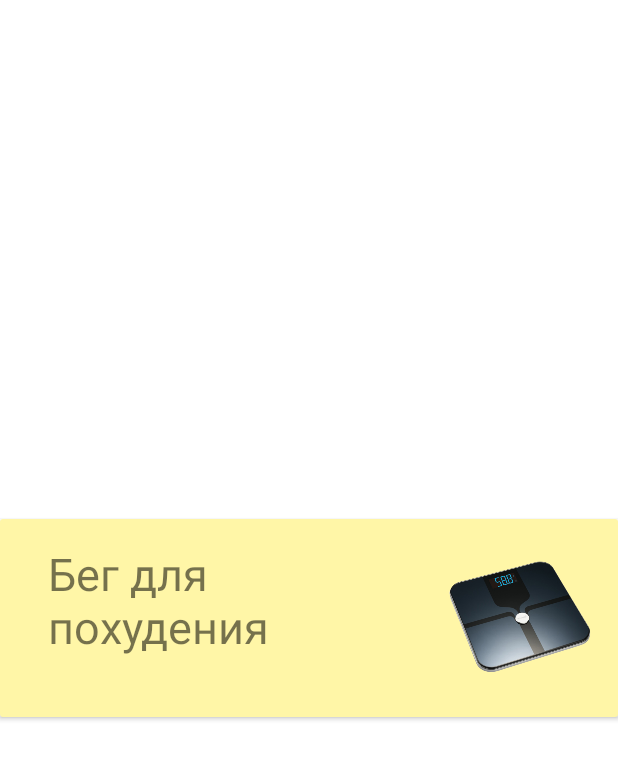
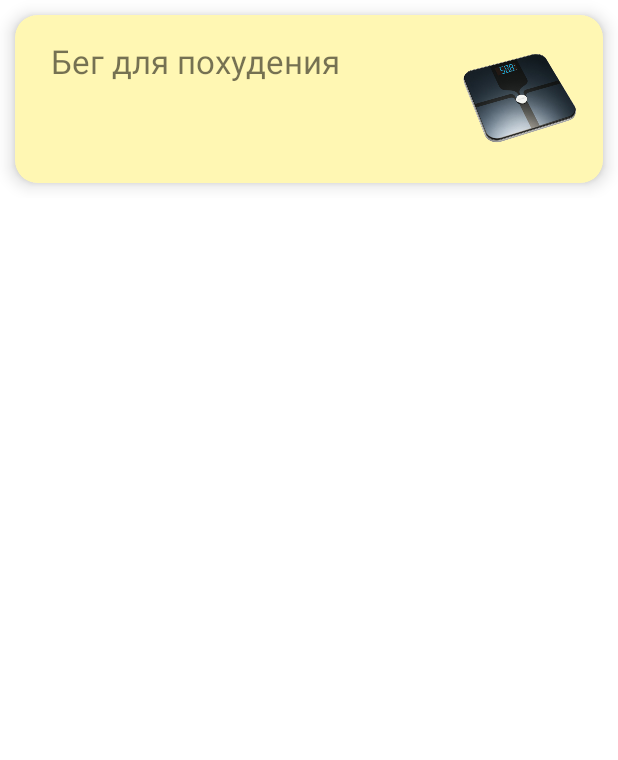
Before and after one commit to moevm/adfmp1h22-runner, an Android app: the layout plan_card.xml on its own in the app's theme, with its tools: preview values and no code run, on a phone screen of 412 x 824 dp. Shown: the top 760 px of the screen. Run offline under Robolectric (Android 15) with nearby library versions, the phone set to English and light mode, and no system bars.

Commit message:
plan card list v 1.0

```diff
--- a/app/src/main/java/com/example/runner/ui/CardAdapter.kt
+++ b/app/src/main/java/com/example/runner/ui/plan/CardAdapter.kt
@@ -1,10 +1,8 @@
-package com.example.runner.ui
+package com.example.runner.ui.plan
 
 import android.view.LayoutInflater
 import android.view.ViewGroup
 import androidx.recyclerview.widget.RecyclerView
-import com.example.runner.CardViewHolder
-import com.example.runner.PlanCard
 import com.example.runner.databinding.PlanCardBinding
 
 class CardAdapter(
--- a/app/src/main/java/com/example/runner/CardViewHolder.kt
+++ b/app/src/main/java/com/example/runner/ui/plan/CardViewHolder.kt
@@ -1,4 +1,4 @@
-package com.example.runner
+package com.example.runner.ui.plan
 
 import androidx.recyclerview.widget.RecyclerView
 import com.example.runner.databinding.PlanCardBinding
--- a/app/src/main/java/com/example/runner/PlanCard.kt
+++ b/app/src/main/java/com/example/runner/ui/plan/PlanCard.kt
@@ -1,4 +1,4 @@
-package com.example.runner
+package com.example.runner.ui.plan
 
 var planCardList = mutableListOf<PlanCard>()
 
--- a/app/src/main/res/layout/fragment_plan.xml
+++ b/app/src/main/res/layout/fragment_plan.xml
@@ -1,6 +1,5 @@
 <?xml version="1.0" encoding="utf-8"?>
 <androidx.constraintlayout.widget.ConstraintLayout xmlns:android="http://schemas.android.com/apk/res/android"
-    xmlns:app="http://schemas.android.com/apk/res-auto"
     xmlns:tools="http://schemas.android.com/tools"
     android:layout_width="match_parent"
     android:layout_height="match_parent"
--- a/app/src/main/res/layout/plan_card.xml
+++ b/app/src/main/res/layout/plan_card.xml
@@ -1,17 +1,18 @@
 <?xml version="1.0" encoding="utf-8"?>
-<androidx.constraintlayout.widget.ConstraintLayout xmlns:android="http://schemas.android.com/apk/res/android"
+<LinearLayout xmlns:android="http://schemas.android.com/apk/res/android"
     xmlns:app="http://schemas.android.com/apk/res-auto"
     android:layout_width="match_parent"
-    android:layout_height="match_parent">
+    android:layout_height="wrap_content">
 
     <androidx.cardview.widget.CardView
         android:id="@+id/cardView"
         android:layout_width="match_parent"
-        android:layout_height="wrap_content"
-        app:layout_constraintBottom_toBottomOf="parent"
-        app:layout_constraintStart_toStartOf="parent"
-        app:layout_constraintTop_toTopOf="parent"
-        >
+        android:layout_height="match_parent"
+        app:cardCornerRadius="15dp"
+        android:layout_margin="10dp"
+        android:clickable="true"
+        app:cardElevation="7dp"
+        android:focusable="true">
 
         <RelativeLayout
             android:layout_width="match_parent"
@@ -25,16 +26,16 @@
                 android:layout_height="wrap_content"
                 android:layout_alignParentStart="true"
                 android:layout_alignParentTop="true"
-                android:layout_marginStart="16dp"
-                android:layout_marginEnd="16dp"
+                android:layout_marginStart="8dp"
+                android:layout_marginEnd="8dp"
                 android:layout_toStartOf="@+id/plan_image"
                 android:text="@string/card_text_placeholder"
-                android:textSize="30sp" />
+                android:textSize="22sp" />
 
             <ImageView
                 android:id="@+id/plan_image"
-                android:layout_width="100dp"
-                android:layout_height="100dp"
+                android:layout_width="80dp"
+                android:layout_height="80dp"
                 android:layout_alignParentTop="true"
                 android:layout_alignParentEnd="true"
                 android:contentDescription="@string/plan_image"
@@ -42,4 +43,4 @@
         </RelativeLayout>
     </androidx.cardview.widget.CardView>
 
-</androidx.constraintlayout.widget.ConstraintLayout>
+</LinearLayout>
--- a/app/src/main/res/values/colors.xml
+++ b/app/src/main/res/values/colors.xml
@@ -7,5 +7,5 @@
     <color name="teal_700">#FF018786</color>
     <color name="black">#FF000000</color>
     <color name="white">#FFFFFFFF</color>
-    <color name="yellow">#95FFF069</color>
+    <color name="yellow">#80FFF069</color>
 </resources>
```
Also changed, not shown: app/src/main/java/com/example/runner/ui/plan/PlanFragment.kt (+21 -8 lines), app/src/main/res/layout/activity_main.xml (+15 -14 lines), app/src/main/res/drawable/bike.png (added), app/src/main/res/drawable/stamina.png (added), app/src/main/res/drawable/start.png (added).
